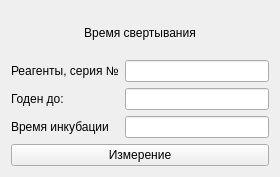
Qt form choisedialog/ko1.ui (krang4d/Agrekola) before a commit.
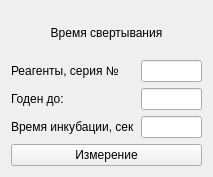
The same form after that commit.

Diff of the .ui file:
```diff
--- a/choisedialog/ko1.ui
+++ b/choisedialog/ko1.ui
@@ -6,7 +6,7 @@
    <rect>
     <x>0</x>
     <y>0</y>
-    <width>280</width>
+    <width>213</width>
     <height>177</height>
    </rect>
   </property>
@@ -52,7 +52,10 @@
      <item row="2" column="0">
       <widget class="QLabel" name="label_2">
        <property name="text">
-        <string>Время инкубации</string>
+        <string>Время инкубации, сек</string>
+       </property>
+       <property name="buddy">
+        <cstring>lineEdit</cstring>
        </property>
       </widget>
      </item>
```
Left out of the diff: 6 changed lines with no effect on the pictures.
